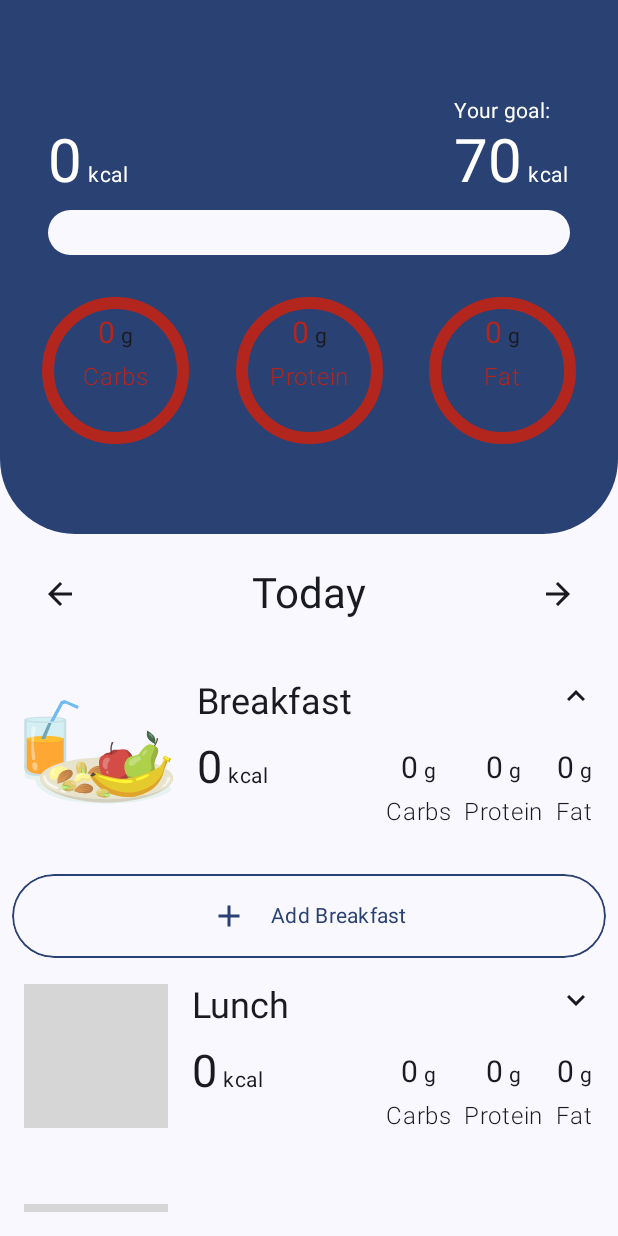
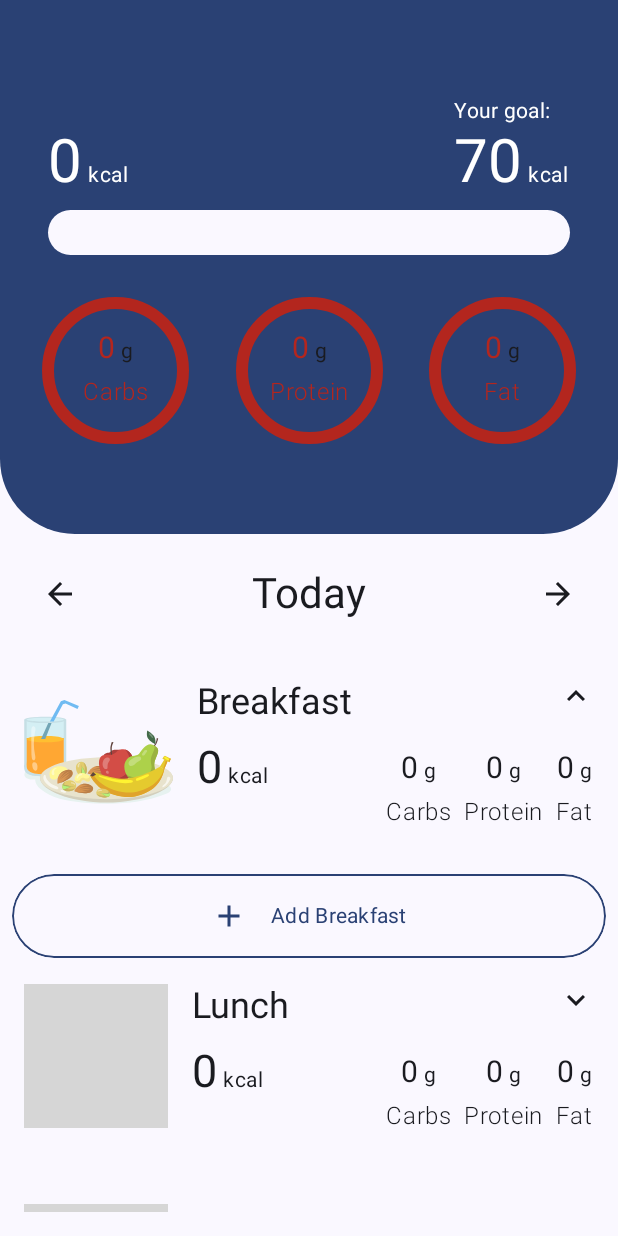
Before and after one commit to taiyoungkim/CalorieTracker, an Android app built with Jetpack Compose: the TrackerOverViewScreen screen opened through its navigation route, after a tap on "Breakfast", on a phone screen of 412 x 824 dp. Run offline under Robolectric (Android 15) with nearby library versions, the phone set to English and light mode, and no system bars; our stand-ins replace Dagger/Hilt's generated code, Room's generated code; libraries missing offline, so code that uses them is left out: com.jakewharton.retrofit2; grey boxes are pictures that could not be loaded.

Commit message:
fix:NutrientsBarInfo 상단 padding 추가

```diff
--- a/tracker/tracker-presentation/src/main/java/com/tydev/tracker/presentation/overview/components/NutrientsBarInfo.kt
+++ b/tracker/tracker-presentation/src/main/java/com/tydev/tracker/presentation/overview/components/NutrientsBarInfo.kt
@@ -7,6 +7,7 @@ import androidx.compose.foundation.layout.Box
 import androidx.compose.foundation.layout.Column
 import androidx.compose.foundation.layout.aspectRatio
 import androidx.compose.foundation.layout.fillMaxSize
+import androidx.compose.foundation.layout.padding
 import androidx.compose.material3.MaterialTheme
 import androidx.compose.material3.Text
 import androidx.compose.runtime.Composable
@@ -71,7 +72,7 @@ fun NutrientsBarInfo(
             )
         }
         Column(
-            modifier = Modifier.fillMaxSize(),
+            modifier = Modifier.fillMaxSize().padding(top = 10.dp),
             horizontalAlignment = Alignment.CenterHorizontally
         ) {
             UnitDisplay(
```
